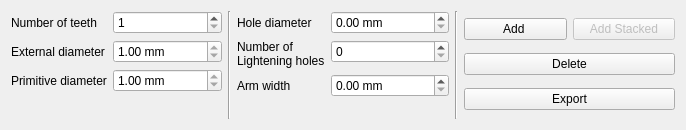
First picture: the form in wheelwidget.ui, repository Klafyvel/GearFactory, before the edit.
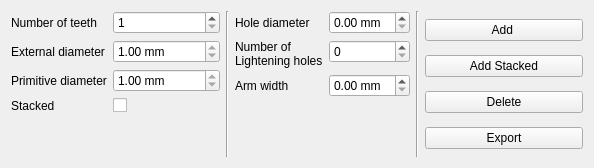
Second picture: the form after the edit.

Diff of the .ui file:
```diff
--- a/wheelwidget.ui
+++ b/wheelwidget.ui
@@ -6,8 +6,8 @@
    <rect>
     <x>0</x>
     <y>0</y>
-    <width>686</width>
-    <height>130</height>
+    <width>594</width>
+    <height>168</height>
    </rect>
   </property>
   <property name="windowTitle">
@@ -79,6 +79,16 @@
        </property>
       </widget>
      </item>
+     <item row="3" column="0">
+      <widget class="QLabel" name="stackedLabel">
+       <property name="text">
+        <string>Stacked</string>
+       </property>
+      </widget>
+     </item>
+     <item row="3" column="1">
+      <widget class="QCheckBox" name="stackedCheckBox"/>
+     </item>
     </layout>
    </item>
    <item>
@@ -141,8 +151,6 @@
    <item>
     <layout class="QVBoxLayout" name="verticalLayout">
      <item>
-      <layout class="QHBoxLayout" name="horizontalLayout_2">
-       <item>
         <widget class="QPushButton" name="addPushButton">
          <property name="text">
           <string>Add </string>
@@ -152,14 +160,12 @@
        <item>
         <widget class="QPushButton" name="addStackedPushButton">
          <property name="enabled">
-          <bool>false</bool>
+        <bool>true</bool>
          </property>
          <property name="text">
           <string>Add Stacked</string>
          </property>
         </widget>
-       </item>
-      </layout>
      </item>
      <item>
       <widget class="QPushButton" name="deletePushButton">
```
Lines whose indentation alone changed are shown as unchanged.
